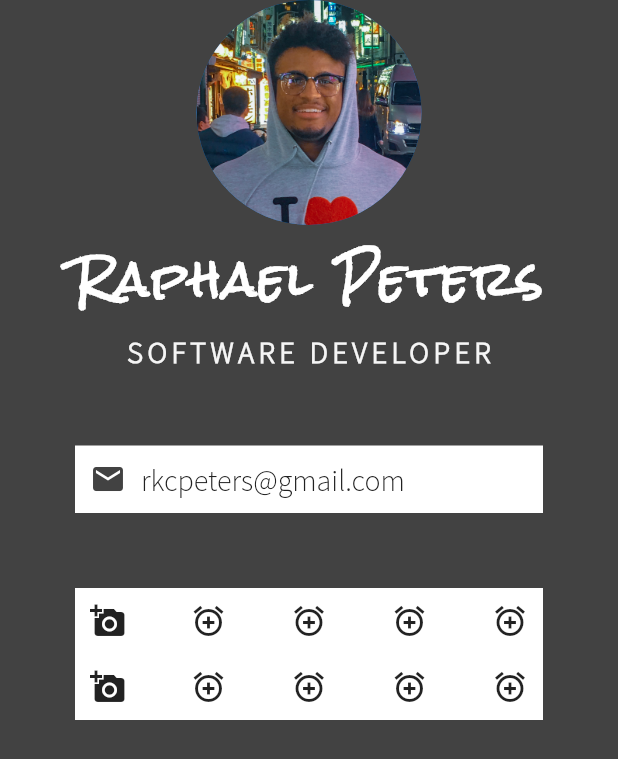
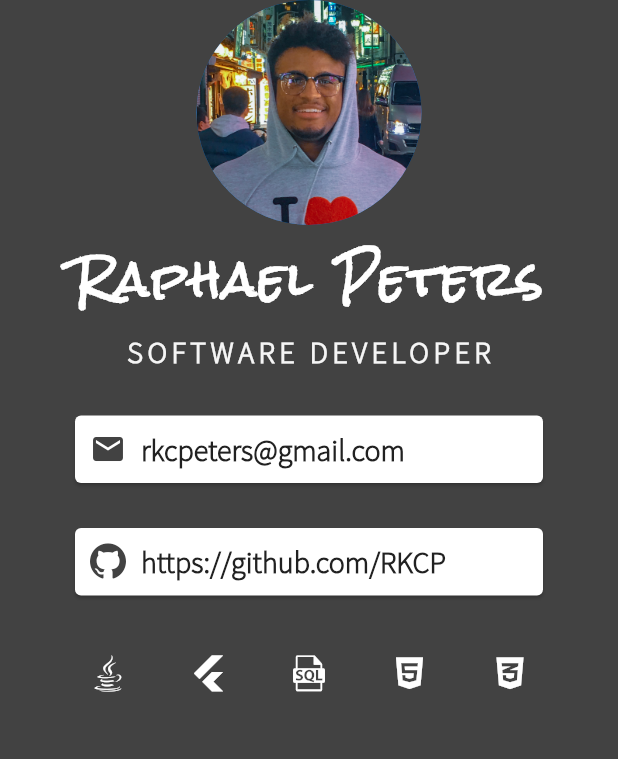
Before and after one commit to RKCP/Flutter-Dart-Learning, a Flutter app: the screen it shows after launch, on a phone screen of 412 x 824 dp. Shown: the top 759 px of the screen. Run offline on Flutter 3.47's test engine with Material 2 defaults, Android fonts, the phone set to English and light mode, and no system bars.

Commit message:
Business Card now has more information. Switched containers to Cards as they add shadow. Looking into switching row to ListTile next.

```diff
--- /dev/null
+++ b/mi_card/lib/custom_icons_icons.dart
@@ -0,0 +1,35 @@
+/// Flutter icons CustomIcons
+/// Copyright (C) 2020 by original authors @ fluttericon.com, fontello.com
+/// This font was generated by FlutterIcon.com, which is derived from Fontello.
+///
+/// To use this font, place it in your fonts/ directory and include the
+/// following in your pubspec.yaml
+///
+/// flutter:
+///   fonts:
+///    - family:  CustomIcons
+///      fonts:
+///       - asset: fonts/CustomIcons.ttf
+///
+///
+/// * Font Awesome 5, Copyright (C) 2016 by Dave Gandy
+///         Author:    Dave Gandy
+///         License:   SIL (https://github.com/FortAwesome/Font-Awesome/blob/master/LICENSE.txt)
+///         Homepage:  http://fortawesome.github.com/Font-Awesome/
+///
+import 'package:flutter/widgets.dart';
+
+class CustomIcons {
+  CustomIcons._();
+
+  static const _kFontFam = 'CustomIcons';
+  static const _kFontPkg = null;
+
+  static const IconData iconfinder_flutter_4691465 = IconData(0xe800, fontFamily: _kFontFam, fontPackage: _kFontPkg);
+  static const IconData sql_file_symbol = IconData(0xe804, fontFamily: _kFontFam, fontPackage: _kFontPkg);
+  static const IconData github = IconData(0xe805, fontFamily: _kFontFam, fontPackage: _kFontPkg);
+  static const IconData html5 = IconData(0xf13b, fontFamily: _kFontFam, fontPackage: _kFontPkg);
+  static const IconData css3_alt = IconData(0xf38b, fontFamily: _kFontFam, fontPackage: _kFontPkg);
+  static const IconData js_square = IconData(0xf3b9, fontFamily: _kFontFam, fontPackage: _kFontPkg);
+  static const IconData java = IconData(0xf4e4, fontFamily: _kFontFam, fontPackage: _kFontPkg);
+}
--- a/mi_card/lib/main.dart
+++ b/mi_card/lib/main.dart
@@ -1,4 +1,5 @@
 import 'package:flutter/material.dart';
+import 'package:micard/custom_icons_icons.dart';
 
 void main() {
   runApp(MyApp());
@@ -35,10 +36,11 @@ class MyApp extends StatelessWidget {
                   letterSpacing: 3,
                   fontWeight: FontWeight.bold,
                 )),
-            Container(
+            Card(
               color: Colors.white,
-              margin: EdgeInsets.symmetric(vertical: 50, horizontal: 50),
-              padding: EdgeInsets.all(10),
+              margin: EdgeInsets.symmetric(vertical: 30, horizontal: 50),
+              child: Padding(
+                padding: EdgeInsets.all(10.0),
                 child: Row(
                   children: <Widget>[
                     Icon(
@@ -49,46 +51,57 @@ class MyApp extends StatelessWidget {
                       width: 10,
                     ),
                     Text(
-                    "rkcpeters@gmail.com",
+                      'rkcpeters@gmail.com',
                       style: TextStyle(
                         fontFamily: 'SourceSansPro',
                         fontSize: 20,
                         color: Colors.grey[900],
+                        fontWeight: FontWeight.bold,
                       ),
                     )
                   ],
                 ),
               ),
+            ),
+            Card(
+              color: Colors.white,
+              margin: EdgeInsets.fromLTRB(50, 0, 50, 30),
+              child: Padding(
+                padding: EdgeInsets.all(10),
+                child: Row(
+                  children: <Widget>[
+                    Icon(CustomIcons.github, color: Colors.grey[800]),
+                    SizedBox(
+                      width: 10,
+                    ),
+                    Text(
+                      'https://github.com/RKCP',
+                      style: TextStyle(
+                        fontFamily: 'SourceSansPro',
+                        fontSize: 20,
+                        color: Colors.grey[900],
+                        fontWeight: FontWeight.bold,
+                      ),
+                    )
+                  ],
+                ),
+              ),
+            ),
             Container(
-              color: Colors.white,
               margin: EdgeInsets.symmetric(vertical: 0, horizontal: 50),
               padding: EdgeInsets.all(10),
               child: Row(
                 mainAxisAlignment: MainAxisAlignment.spaceBetween,
                 children: <Widget>[
-                  Icon(Icons.add_a_photo),
-                  Icon(Icons.add_alarm),
-                  Icon(Icons.add_alarm),
-                  Icon(Icons.add_alarm),
-                  Icon(Icons.add_alarm),
+                  Icon(CustomIcons.java, color: Colors.white),
+                  Icon(CustomIcons.iconfinder_flutter_4691465,
+                      color: Colors.white),
+                  Icon(CustomIcons.sql_file_symbol, color: Colors.white),
+                  Icon(CustomIcons.html5, color: Colors.white),
+                  Icon(CustomIcons.css3_alt, color: Colors.white),
                 ],
               ),
             ),
-            Container(
-              color: Colors.white,
-              margin: EdgeInsets.symmetric(vertical: 0, horizontal: 50),
-              padding: EdgeInsets.all(10),
-              child: Row(
-                mainAxisAlignment: MainAxisAlignment.spaceBetween,
-                children: <Widget>[
-                  Icon(Icons.add_a_photo),
-                  Icon(Icons.add_alarm),
-                  Icon(Icons.add_alarm),
-                  Icon(Icons.add_alarm),
-                  Icon(Icons.add_alarm),
-                ],
-              ),
-            )
           ],
         )),
       ),
--- a/mi_card/pubspec.yaml
+++ b/mi_card/pubspec.yaml
@@ -66,6 +66,9 @@ flutter:
     - family: SourceSansPro
       fonts:
         - asset: fonts/SourceSansPro-Light.ttf
+    - family: CustomIcons
+      fonts:
+        - asset: fonts/CustomIcons.ttf
 
   #
   # For details regarding fonts from package dependencies,
```
Also changed, not shown: mi_card/fonts/CustomIcons.ttf (added), 1 other file. Lines whose indentation alone changed are shown as unchanged.
